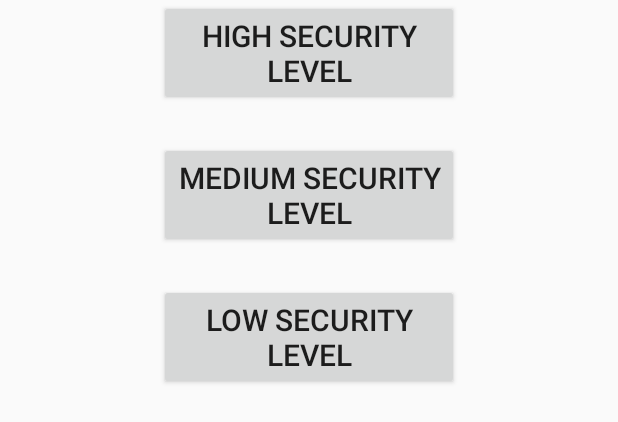
After one commit to Robel-T/sym-lab3, an Android app: the layout nfc_security_activity.xml on its own in the app's theme, with its tools: preview values and no code run, on a phone screen of 412 x 824 dp. The commit adds this screen. Shown: the top 422 px of the screen. Run offline under Robolectric (Android 15) with nearby library versions, the phone set to English and light mode, and no system bars.

Commit message:
I m tha bast

```diff
--- a/app/build.gradle
+++ b/app/build.gradle
@@ -17,6 +17,10 @@ android {
             proguardFiles getDefaultProguardFile('proguard-android-optimize.txt'), 'proguard-rules.pro'
         }
     }
+    compileOptions {
+        sourceCompatibility = 1.8
+        targetCompatibility = 1.8
+    }
 }
 
 dependencies {
--- /dev/null
+++ b/app/src/main/res/layout/nfc_security_activity.xml
@@ -0,0 +1,46 @@
+<?xml version="1.0" encoding="utf-8"?>
+<androidx.constraintlayout.widget.ConstraintLayout xmlns:android="http://schemas.android.com/apk/res/android"
+    xmlns:app="http://schemas.android.com/apk/res-auto"
+    xmlns:tools="http://schemas.android.com/tools"
+    android:layout_width="match_parent"
+    android:layout_height="match_parent"
+    tools:context=".MainActivity">
+
+    <Button
+        android:id="@+id/high"
+        android:layout_width="200dp"
+        android:layout_height="wrap_content"
+        android:gravity="center"
+        android:text="High Security Level"
+        android:textSize="20sp"
+        app:layout_constraintEnd_toEndOf="parent"
+        app:layout_constraintStart_toStartOf="parent"
+        tools:layout_editor_absoluteY="252dp"
+        tools:ignore="MissingConstraints" />
+
+
+    <Button
+        android:id="@+id/medium"
+        android:layout_width="200dp"
+        android:layout_height="wrap_content"
+        android:layout_marginTop="24dp"
+        android:gravity="center"
+        android:text="Medium Security Level"
+        android:textSize="20sp"
+        app:layout_constraintEnd_toEndOf="parent"
+        app:layout_constraintStart_toStartOf="parent"
+        app:layout_constraintTop_toBottomOf="@+id/high" />
+
+    <Button
+        android:id="@+id/low"
+        android:layout_width="200dp"
+        android:layout_height="wrap_content"
+        android:layout_marginTop="24dp"
+        android:gravity="center"
+        android:text="Low Security Level"
+        android:textSize="20sp"
+        app:layout_constraintEnd_toEndOf="parent"
+        app:layout_constraintStart_toStartOf="parent"
+        app:layout_constraintTop_toBottomOf="@+id/medium" />
+
+</androidx.constraintlayout.widget.ConstraintLayout>
```
Also changed, not shown: app/src/main/AndroidManifest.xml (+22 -5 lines), app/src/main/java/com/example/lab3_sym/NfcActivity.java (+8 -19 lines), app/src/main/java/com/example/lab3_sym/NfcAppCompatActivity.java (added, +250 -0 lines), app/src/main/java/com/example/lab3_sym/NfcSecurityActivity.java (+56 -2 lines), app/src/main/java/com/example/lab3_sym/Person.java (+15 -1 lines).
